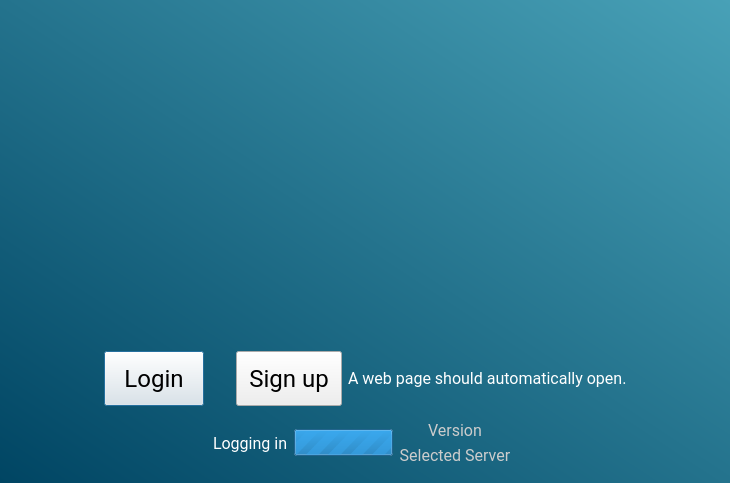
InamataIO/Flasher, file uis/mainwindow.ui: the form before one commit.
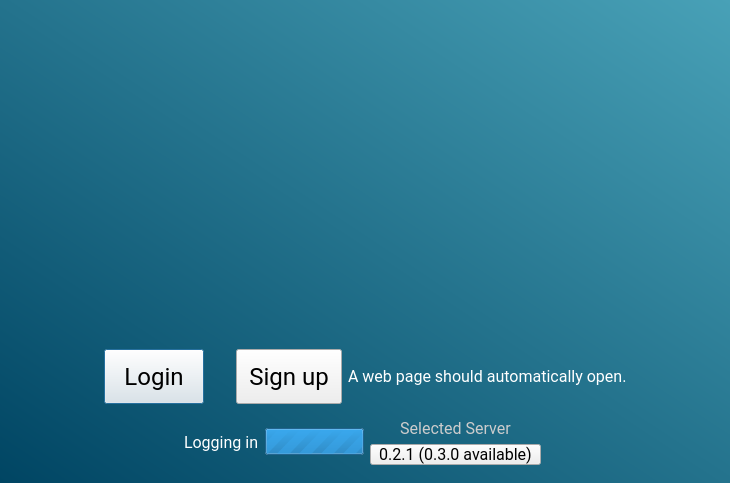
The form after the commit. The open tabs and pages were chosen to show the change. Icons and pictures are not drawn.

Commit message:
22-show-new-version-available
Why:

- Notify users of updated versions

This change addresses the need by:

- Bump to version 1.2.0
- Converting version label to button with current version info
- Fixing save selected server bug

Checklist:

- [x] Draft state has been removed

Closes #22

The edit to the form file:
```diff
--- a/uis/mainwindow.ui
+++ b/uis/mainwindow.ui
@@ -66,9 +66,14 @@
   margin-top: 8px;
 }
 
-#welcomeUsername, #welcomeVersion, #loginVersion, #loginSelectedServerText,
+#welcomeUsername, #loginSelectedServerText,
 #replaceControllerSerialPortsText, #addControllerSerialPortsText {
   color: #ccc;
+}
+
+#welcomeVersionButton, #loginVersionButton {
+  padding-top: 0;
+  padding-bottom: 0;
 }</string>
   </property>
   <widget class="QWidget" name="centralWidget">
@@ -319,16 +324,6 @@
           </item>
           <item>
            <layout class="QVBoxLayout" name="verticalLayout_12">
-            <item>
-             <widget class="QLabel" name="loginVersion">
-              <property name="text">
-               <string>Version</string>
-              </property>
-              <property name="alignment">
-               <set>Qt::AlignCenter</set>
-              </property>
-             </widget>
-            </item>
             <item>
              <widget class="QLabel" name="loginSelectedServerText">
               <property name="text">
@@ -339,6 +334,13 @@
               </property>
              </widget>
             </item>
+            <item>
+             <widget class="QPushButton" name="loginVersionButton">
+              <property name="text">
+               <string notr="true">0.2.1 (0.3.0 available)</string>
+              </property>
+             </widget>
+            </item>
            </layout>
           </item>
           <item>
```
Left out of the diff: 13 changed lines with no effect on the pictures. The commit also changes 23 other files.
